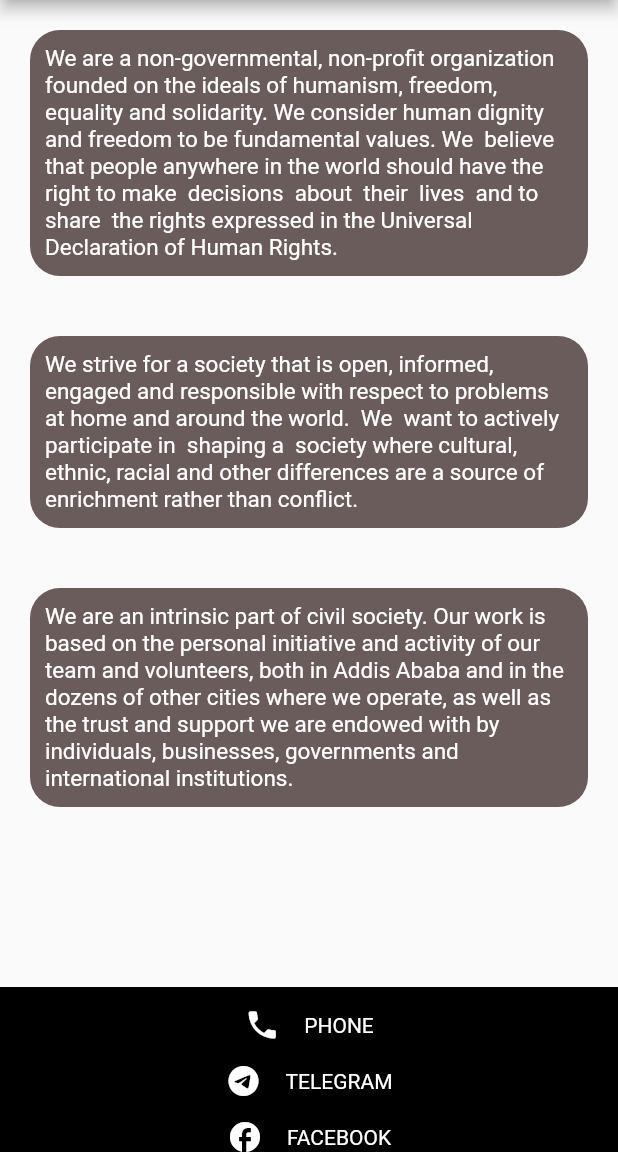
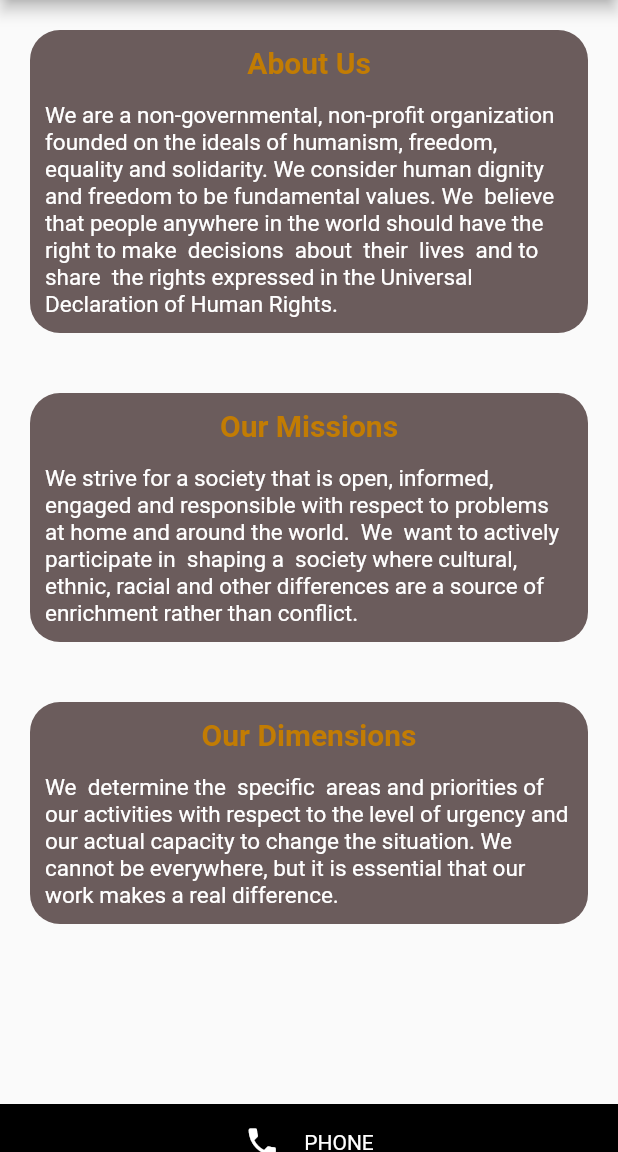
Before and after one commit to TesfayeAdugna/Erdata-App, a Flutter app: the About screen opened directly, on a phone screen of 412 x 824 dp, the part 84-1236 px from its top. Run offline on Flutter 3.47's test engine with Material 2 defaults, Android fonts, the light colour scheme and no system bars; our stand-ins replace dio, dropdown_button2, equatable, flutter_bloc, flutter_secure_storage, go_router; missing offline and left inert: dart:html; accounts and stored records are empty; network calls fail.

Commit message:
editing UI

```diff
--- a/frontend/lib/erdata/screens/about.dart
+++ b/frontend/lib/erdata/screens/about.dart
@@ -27,12 +27,26 @@ class About extends StatelessWidget {
                           borderRadius: BorderRadius.all(Radius.circular(20)),
                           color:
                               Color.fromARGB(255, 71, 52, 52).withOpacity(0.8)),
-                      child: Text(
+                      child: Column(
+                        children: [
+                          Text(
+                            "About Us",
+                            textAlign: TextAlign.center,
+                            style: TextStyle(
+                              color: Color.fromARGB(255, 194, 124, 3),
+                              fontSize: 20,
+                              fontWeight: FontWeight.w600,
+                            ),
+                          ),
+                          SizedBox(height: 15),
+                          Text(
                             "We are a non-governmental, non-profit organization founded on the ideals of humanism, freedom, equality and solidarity. We consider human dignity and freedom to be fundamental values. We  believe  that people anywhere in the world should have the right to make  decisions  about  their  lives  and to  share  the rights expressed in the Universal Declaration of Human Rights.",
                             style: TextStyle(
                                 fontSize: 15,
                                 fontWeight: FontWeight.w400,
                                 color: Colors.white),
+                          ),
+                        ],
                       ),
                     ),
                     Container(
@@ -42,13 +56,27 @@ class About extends StatelessWidget {
                         borderRadius: BorderRadius.all(Radius.circular(20)),
                         color: Color.fromARGB(255, 71, 52, 52).withOpacity(0.8),
                       ),
-                      child: Text(
+                      child: Column(
+                        children: [
+                          Text(
+                            "Our Missions",
+                            textAlign: TextAlign.center,
+                            style: TextStyle(
+                              color: Color.fromARGB(255, 194, 124, 3),
+                              fontSize: 20,
+                              fontWeight: FontWeight.w600,
+                            ),
+                          ),
+                          SizedBox(height: 15),
+                          Text(
                             "We strive for a society that is open, informed, engaged and responsible with respect to problems at home and around the world.  We  want to actively  participate in  shaping a  society where cultural, ethnic, racial and other differences are a source of enrichment rather than conflict.",
                             style: TextStyle(
                               fontSize: 15,
                               fontWeight: FontWeight.w400,
                               color: Colors.white,
                             ),
+                          ),
+                        ],
                       ),
                     ),
                     Container(
@@ -58,13 +86,27 @@ class About extends StatelessWidget {
                           borderRadius: BorderRadius.all(Radius.circular(20)),
                           color:
                               Color.fromARGB(255, 71, 52, 52).withOpacity(0.8)),
-                      child: Text(
-                        "We are an intrinsic part of civil society. Our work is based on the personal initiative and activity of our team and volunteers, both in Addis Ababa and in the dozens of other cities where we operate, as well as the trust and support we are endowed with by individuals, businesses, governments and international institutions.",
+                      child: Column(
+                        children: [
+                          Text(
+                            "Our Dimensions",
+                            textAlign: TextAlign.center,
+                            style: TextStyle(
+                              color: Color.fromARGB(255, 194, 124, 3),
+                              fontSize: 20,
+                              fontWeight: FontWeight.w600,
+                            ),
+                          ),
+                          SizedBox(height: 15),
+                          Text(
+                            "We  determine the  specific  areas and priorities of our activities with respect to the level of urgency and our actual capacity to change the situation. We cannot be everywhere, but it is essential that our work makes a real difference.",
                             style: TextStyle(
                               fontSize: 15,
                               fontWeight: FontWeight.w400,
                               color: Colors.white,
                             ),
+                          ),
+                        ],
                       ),
                     ),
                   ],
```
Lines whose indentation alone changed are shown as unchanged.
